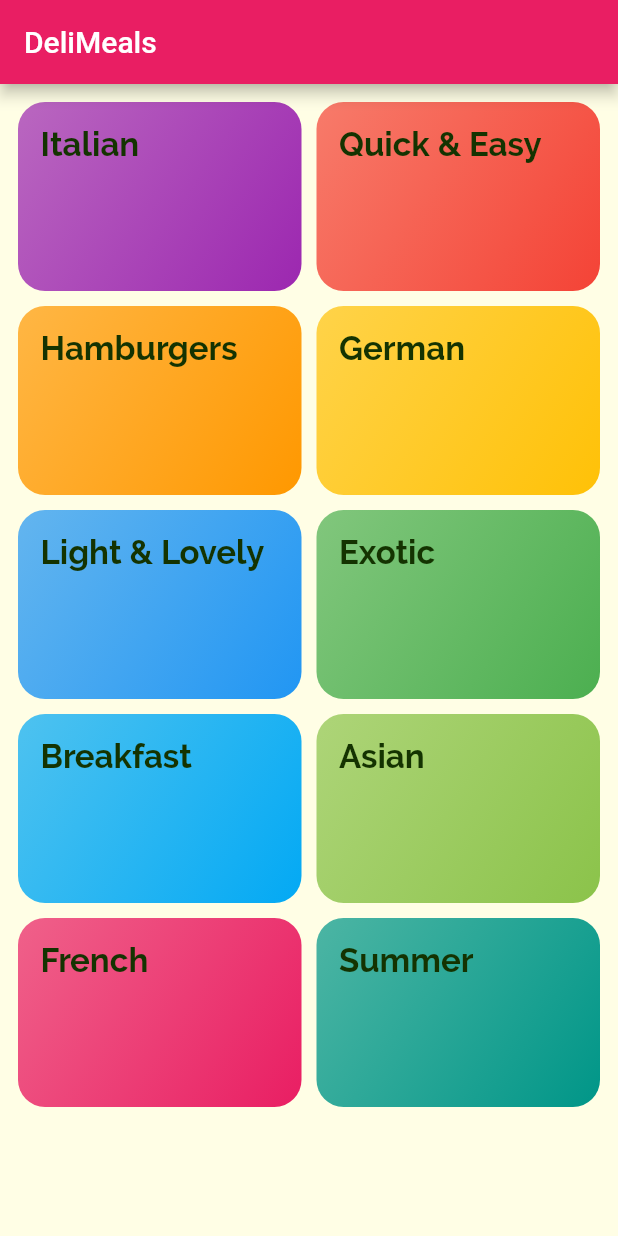
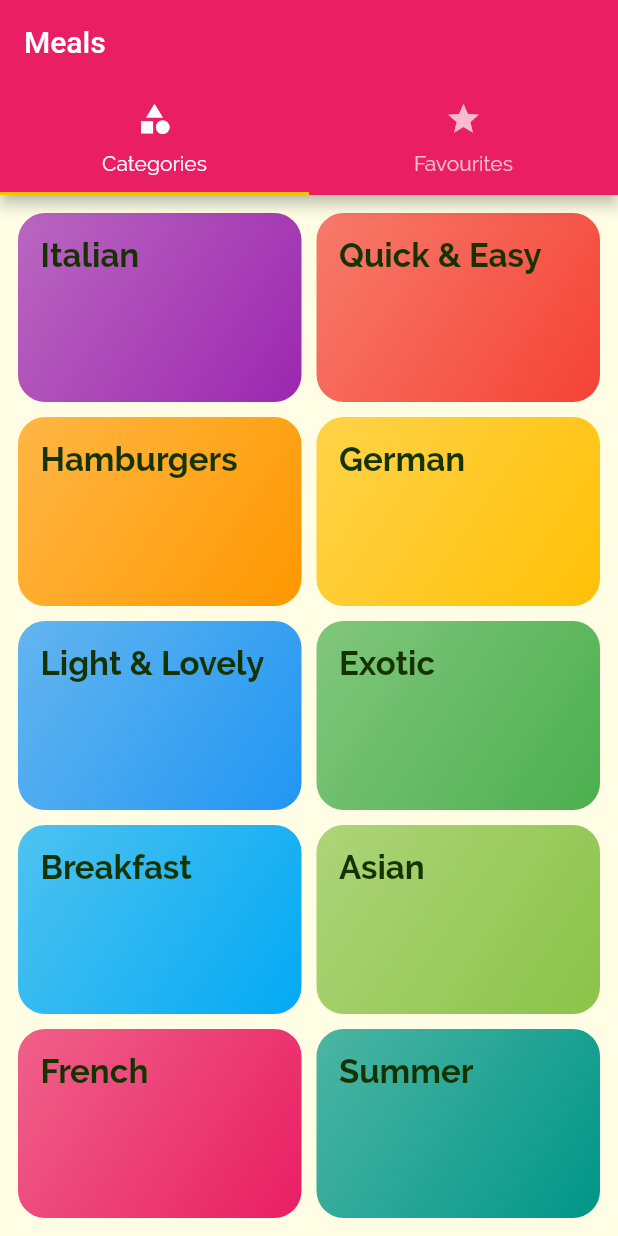
Before and after one commit to Yassin-H-Rassul/flutter_meals_app, a Flutter app: the screen it shows after launch, on a phone screen of 412 x 824 dp. Run offline on Flutter 3.47's test engine with Material 2 defaults, Android fonts, the phone set to English and light mode, and no system bars.

Commit message:
added the top tab bar.

```diff
--- a/lib/main.dart
+++ b/lib/main.dart
@@ -2,6 +2,7 @@ import 'package:flutter/material.dart';
 import 'package:meals_app/screens/category_meals_screen.dart';
 import 'package:meals_app/screens/category_screen.dart';
 import 'package:meals_app/screens/meal_detail_screen.dart';
+import 'package:meals_app/screens/tabs_screen.dart';
 
 void main() {
   runApp(MyApp());
@@ -37,7 +38,7 @@ class MyApp extends StatelessWidget {
       ),
       // home: CategoryScreen(),
       routes: {
-        '/': (context) => CategoryScreen(),
+        '/': (context) => TabsScreen(),
         CategoryMealsScreen.routeName: (context) => CategoryMealsScreen(),
         MealDetailScreen.routeName: (context) => MealDetailScreen(),
       },
--- a/lib/screens/category_screen.dart
+++ b/lib/screens/category_screen.dart
@@ -7,11 +7,7 @@ class CategoryScreen extends StatelessWidget {
 
   @override
   Widget build(BuildContext context) {
-    return Scaffold(
-      appBar: AppBar(
-        title: const Text('DeliMeals'),
-      ),
-      body: GridView(
+    return GridView(
       padding: EdgeInsets.all(12),
       gridDelegate: SliverGridDelegateWithMaxCrossAxisExtent(
         maxCrossAxisExtent: 290,
@@ -25,7 +21,6 @@ class CategoryScreen extends StatelessWidget {
                 id: catData.id, color: catData.color, title: catData.title),
           )
           .toList(),
-      ),
     );
   }
 }
--- /dev/null
+++ b/lib/screens/favourites_screen.dart
@@ -0,0 +1,12 @@
+import 'package:flutter/material.dart';
+
+class FavouritesScreen extends StatelessWidget {
+  const FavouritesScreen({Key? key}) : super(key: key);
+
+  @override
+  Widget build(BuildContext context) {
+    return Center(
+      child: Text('Favourites'),
+    );
+  }
+}
--- /dev/null
+++ b/lib/screens/tabs_screen.dart
@@ -0,0 +1,46 @@
+import 'package:flutter/material.dart';
+import 'package:meals_app/screens/category_screen.dart';
+import 'package:meals_app/screens/favourites_screen.dart';
+
+class TabsScreen extends StatefulWidget {
+  const TabsScreen({Key? key}) : super(key: key);
+
+  @override
+  State<TabsScreen> createState() => _TabsScreenState();
+}
+
+class _TabsScreenState extends State<TabsScreen> {
+  @override
+  Widget build(BuildContext context) {
+    return DefaultTabController(
+      length: 2,
+      child: Scaffold(
+        appBar: AppBar(
+          title: Text('Meals'),
+          bottom: const TabBar(
+            tabs: [
+              Tab(
+                icon: Icon(
+                  Icons.category,
+                ),
+                text: 'Categories',
+              ),
+              Tab(
+                icon: Icon(
+                  Icons.star,
+                ),
+                text: 'Favourites',
+              ),
+            ],
+          ),
+        ),
+        body: TabBarView(
+          children: [
+            CategoryScreen(),
+            FavouritesScreen(),
+          ],
+        ),
+      ),
+    );
+  }
+}
```
Lines whose indentation alone changed are shown as unchanged.
